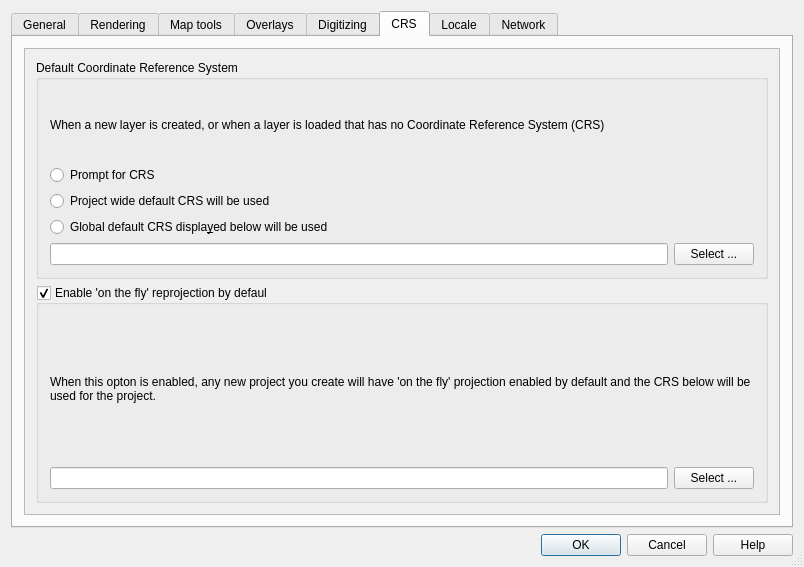
Qt form src/ui/qgsoptionsbase.ui (stopa85/Quantum-GIS) before a commit.
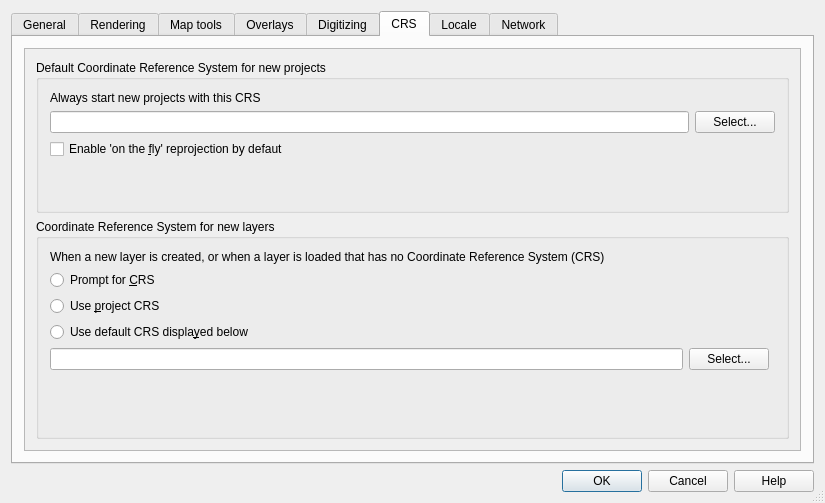
The same form after that commit. The open tabs and pages were chosen to show the change. Icons and pictures are not drawn. Custom widgets are drawn as their Qt base class.

What changed in the file:
```diff
--- a/src/ui/qgsoptionsbase.ui
+++ b/src/ui/qgsoptionsbase.ui
@@ -6,8 +6,8 @@
    <rect>
     <x>0</x>
     <y>0</y>
-    <width>804</width>
-    <height>567</height>
+    <width>825</width>
+    <height>503</height>
    </rect>
   </property>
   <property name="windowTitle">
@@ -20,7 +20,7 @@
    <bool>true</bool>
   </property>
   <layout class="QGridLayout" name="gridLayout_3">
-   <item row="1" column="0">
+   <item row="3" column="0">
     <widget class="QDialogButtonBox" name="buttonBox">
      <property name="orientation">
       <enum>Qt::Horizontal</enum>
@@ -30,7 +30,7 @@
      </property>
     </widget>
    </item>
-   <item row="0" column="0">
+   <item row="2" column="0">
     <widget class="QTabWidget" name="tabWidget">
      <property name="currentIndex">
       <number>1</number>
@@ -1355,18 +1355,86 @@
            <rect>
             <x>0</x>
             <y>0</y>
-            <width>762</width>
-            <height>457</height>
+            <width>795</width>
+            <height>415</height>
            </rect>
           </property>
-          <layout class="QGridLayout" name="gridLayout_22">
+          <layout class="QGridLayout" name="gridLayout_15">
            <item row="0" column="0">
+            <widget class="QGroupBox" name="grpOtfTransform">
+             <property name="sizePolicy">
+              <sizepolicy hsizetype="Preferred" vsizetype="Preferred">
+               <horstretch>0</horstretch>
+               <verstretch>0</verstretch>
+              </sizepolicy>
+             </property>
+             <property name="title">
+              <string>Default Coordinate Reference System for new projects</string>
+             </property>
+             <property name="checkable">
+              <bool>false</bool>
+             </property>
+             <layout class="QGridLayout" name="gridLayout_22">
+              <item row="1" column="0">
+               <widget class="QLineEdit" name="leProjectGlobalCrs">
+                <property name="readOnly">
+                 <bool>true</bool>
+                </property>
+               </widget>
+              </item>
+              <item row="3" column="0">
+               <widget class="QCheckBox" name="chkOtfTransform">
+                <property name="text">
+                 <string>Enable 'on the &amp;fly' reprojection by defaut</string>
+                </property>
+               </widget>
+              </item>
+              <item row="1" column="1">
+               <widget class="QPushButton" name="pbnSelectOtfProjection">
+                <property name="text">
+                 <string>Select...</string>
+                </property>
+               </widget>
+              </item>
+              <item row="4" column="0" colspan="2">
+               <spacer name="verticalSpacer">
+                <property name="orientation">
+                 <enum>Qt::Vertical</enum>
+                </property>
+                <property name="sizeHint" stdset="0">
+                 <size>
+                  <width>20</width>
+                  <height>40</height>
+                 </size>
+                </property>
+               </spacer>
+              </item>
+              <item row="0" column="0">
+               <widget class="QLabel" name="label_16">
+                <property name="text">
+                 <string>Always start new projects with this CRS</string>
+                </property>
+                <property name="buddy">
+                 <cstring>leProjectGlobalCrs</cstring>
+                </property>
+               </widget>
+              </item>
+             </layout>
+            </widget>
+           </item>
+           <item row="1" column="0">
             <widget class="QGroupBox" name="grpProjectionBehaviour">
+             <property name="sizePolicy">
+              <sizepolicy hsizetype="Preferred" vsizetype="Preferred">
+               <horstretch>0</horstretch>
+               <verstretch>1</verstretch>
+              </sizepolicy>
+             </property>
              <property name="title">
-              <string>Default Coordinate Reference System</string>
+              <string>Coordinate Reference System for new layers</string>
              </property>
              <layout class="QGridLayout" name="gridLayout">
-              <item row="0" column="0">
+              <item row="0" column="0" colspan="3">
                <widget class="QLabel" name="label_8">
                 <property name="text">
                  <string>When a new layer is created, or when a layer is loaded that has no Coordinate Reference System (CRS)</string>
@@ -1379,81 +1447,53 @@
               <item row="1" column="0">
                <widget class="QRadioButton" name="radPromptForProjection">
                 <property name="text">
-                 <string>Prompt for CRS</string>
+                 <string>Prompt for &amp;CRS</string>
                 </property>
                </widget>
               </item>
               <item row="2" column="0">
                <widget class="QRadioButton" name="radUseProjectProjection">
                 <property name="text">
-                 <string>Project wide default CRS will be used</string>
+                 <string>Use &amp;project CRS</string>
                 </property>
                </widget>
               </item>
               <item row="3" column="0">
                <widget class="QRadioButton" name="radUseGlobalProjection">
                 <property name="text">
-                 <string>Global default CRS displa&amp;yed below will be used</string>
+                 <string>Use default CRS displa&amp;yed below</string>
                 </property>
                </widget>
               </item>
               <item row="4" column="0">
-               <layout class="QHBoxLayout" name="horizontalLayout_9">
-                <item>
-                 <widget class="QLineEdit" name="leGlobalCRS">
-                  <property name="readOnly">
-                   <bool>true</bool>
-                  </property>
-                 </widget>
-                </item>
-                <item>
-                 <widget class="QPushButton" name="pbnSelectProjection">
-                  <property name="text">
-                   <string>Select ...</string>
-                  </property>
-                 </widget>
-                </item>
-               </layout>
-              </item>
-             </layout>
-            </widget>
-           </item>
-           <item row="1" column="0">
-            <widget class="QGroupBox" name="grpOtfTransform">
-             <property name="title">
-              <string>Enable 'on the fly' reprojection by defaul</string>
-             </property>
-             <property name="checkable">
-              <bool>true</bool>
-             </property>
-             <layout class="QGridLayout" name="gridLayout_15">
-              <item row="0" column="0">
-               <widget class="QLabel" name="label_16">
-                <property name="text">
-                 <string>When this opton is enabled, any new project you create will have 'on the fly' projection enabled by default and the CRS below will be used for the project.</string>
-                </property>
-                <property name="wordWrap">
+               <widget class="QLineEdit" name="leLayerGlobalCrs">
+                <property name="readOnly">
                  <bool>true</bool>
                 </property>
                </widget>
               </item>
-              <item row="1" column="0">
-               <layout class="QHBoxLayout" name="horizontalLayout_10">
-                <item>
-                 <widget class="QLineEdit" name="leGlobalOtfProjString">
-                  <property name="readOnly">
-                   <bool>true</bool>
-                  </property>
-                 </widget>
-                </item>
-                <item>
-                 <widget class="QPushButton" name="pbnSelectOtfProjection">
-                  <property name="text">
-                   <string>Select ...</string>
-                  </property>
-                 </widget>
-                </item>
-               </layout>
+              <item row="4" column="1">
+               <widget class="QPushButton" name="pbnSelectProjection">
+                <property name="text">
+                 <string>Select...</string>
+                </property>
+               </widget>
+              </item>
+              <item row="5" column="1">
+               <spacer name="verticalSpacer_2">
+                <property name="orientation">
+                 <enum>Qt::Vertical</enum>
+                </property>
+                <property name="sizeType">
+                 <enum>QSizePolicy::Expanding</enum>
+                </property>
+                <property name="sizeHint" stdset="0">
+                 <size>
+                  <width>20</width>
+                  <height>10</height>
+                 </size>
+                </property>
+               </spacer>
               </item>
              </layout>
             </widget>
```
Left out of the diff: 87 changed lines with no effect on the pictures.
